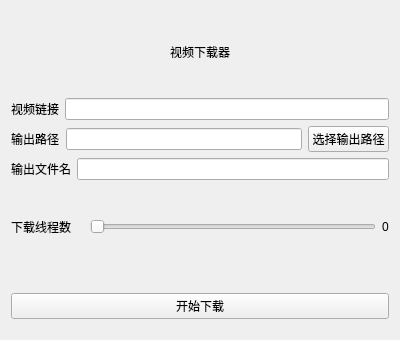
Before: the Qt Designer form ui/m3u8_dl.ui in vagmr/pyqt_gui, drawn with Qt 5.
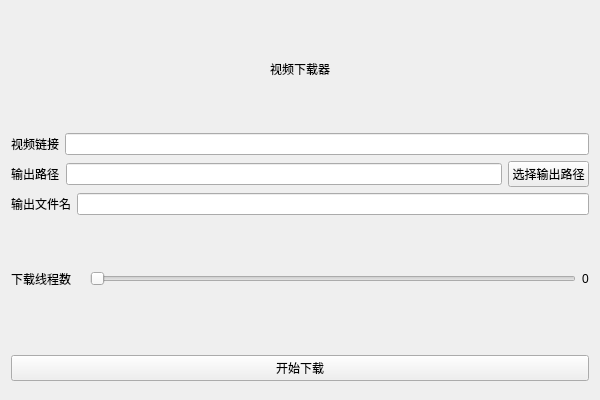
After: the same form once the commit is applied. Custom widgets are drawn as their Qt base class.

Commit message: fixed:修复一系列问题

```diff
--- a/ui/m3u8_dl.ui
+++ b/ui/m3u8_dl.ui
@@ -6,8 +6,8 @@
    <rect>
     <x>0</x>
     <y>0</y>
-    <width>400</width>
-    <height>340</height>
+    <width>600</width>
+    <height>400</height>
    </rect>
   </property>
   <property name="windowTitle">
@@ -124,7 +124,7 @@
      <property name="sizeHint" stdset="0">
       <size>
        <width>20</width>
-       <height>20</height>
+       <height>13</height>
       </size>
      </property>
     </spacer>
@@ -147,7 +147,7 @@
      <property name="sizeHint" stdset="0">
       <size>
        <width>20</width>
-       <height>10</height>
+       <height>8</height>
       </size>
      </property>
     </spacer>
```
The commit also changes 2 other files.
